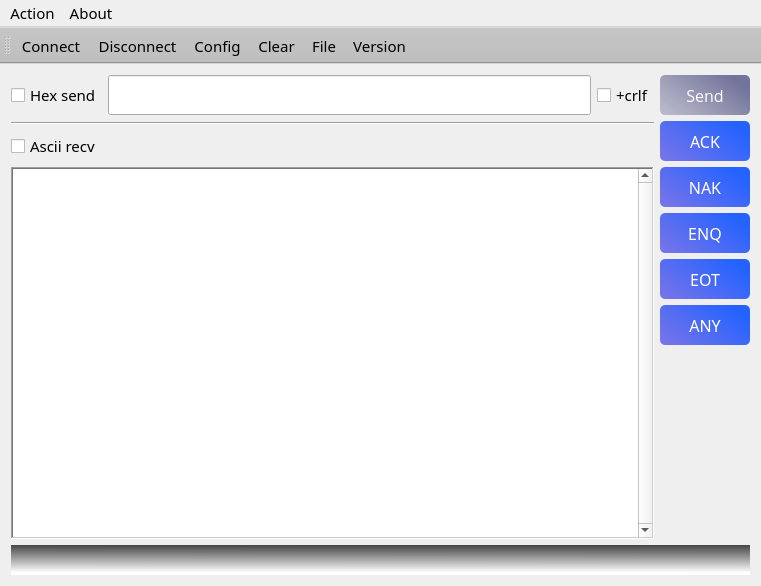
Above: mainwindow.ui from salara1960/hexSerial before the change. Below: the same form after it.
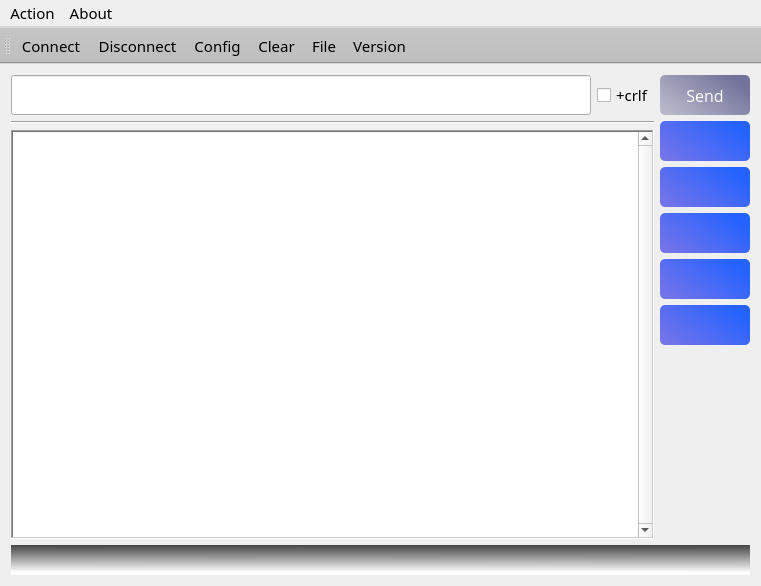
That is the form after the change. Icons and pictures are not drawn.

Commit message: Major changes : add speed_button_send

Diff of the .ui file:
```diff
--- a/mainwindow.ui
+++ b/mainwindow.ui
@@ -23,13 +23,6 @@
   <widget class="QWidget" name="centralWidget">
    <layout class="QGridLayout" name="gridLayout">
     <item row="0" column="0">
-     <widget class="QCheckBox" name="hexBox">
-      <property name="text">
-       <string>Hex send</string>
-      </property>
-     </widget>
-    </item>
-    <item row="0" column="1">
      <widget class="QLineEdit" name="stx">
       <property name="minimumSize">
        <size>
@@ -52,14 +45,14 @@
       </property>
      </widget>
     </item>
-    <item row="0" column="2">
+    <item row="0" column="1">
      <widget class="QCheckBox" name="crlfBox">
       <property name="text">
        <string>+crlf</string>
       </property>
      </widget>
     </item>
-    <item row="0" column="3">
+    <item row="0" column="2">
      <widget class="QPushButton" name="answer">
       <property name="enabled">
        <bool>true</bool>
@@ -103,14 +96,14 @@
       </property>
      </widget>
     </item>
-    <item row="1" column="0" colspan="3">
+    <item row="1" column="0" colspan="2">
      <widget class="Line" name="line">
       <property name="orientation">
        <enum>Qt::Horizontal</enum>
       </property>
      </widget>
     </item>
-    <item row="1" column="3" rowspan="2">
+    <item row="1" column="2" rowspan="2">
      <widget class="QPushButton" name="ack">
       <property name="sizePolicy">
        <sizepolicy hsizetype="Fixed" vsizetype="Fixed">
@@ -155,18 +148,11 @@
 background-color:rgb(226, 226, 226)}</string>
       </property>
       <property name="text">
-       <string>ACK</string>
+       <string/>
       </property>
      </widget>
     </item>
-    <item row="2" column="0">
-     <widget class="QCheckBox" name="asciiBox">
-      <property name="text">
-       <string>Ascii recv</string>
-      </property>
-     </widget>
-    </item>
-    <item row="3" column="0" rowspan="5" colspan="3">
+    <item row="2" column="0" rowspan="6" colspan="2">
      <widget class="QTextEdit" name="log">
       <property name="font">
        <font>
@@ -183,7 +169,7 @@
       </property>
      </widget>
     </item>
-    <item row="3" column="3">
+    <item row="3" column="2">
      <widget class="QPushButton" name="nak">
       <property name="sizePolicy">
        <sizepolicy hsizetype="Fixed" vsizetype="Fixed">
@@ -229,11 +215,11 @@
 background-color:rgb(226, 226, 226)}</string>
       </property>
       <property name="text">
-       <string>NAK</string>
+       <string/>
       </property>
      </widget>
     </item>
-    <item row="4" column="3">
+    <item row="4" column="2">
      <widget class="QPushButton" name="enq">
       <property name="sizePolicy">
        <sizepolicy hsizetype="Fixed" vsizetype="Fixed">
@@ -278,11 +264,11 @@
 background-color:rgb(226, 226, 226)}</string>
       </property>
       <property name="text">
-       <string>ENQ</string>
+       <string/>
       </property>
      </widget>
     </item>
-    <item row="5" column="3">
+    <item row="5" column="2">
      <widget class="QPushButton" name="eot">
       <property name="sizePolicy">
        <sizepolicy hsizetype="Fixed" vsizetype="Fixed">
@@ -327,11 +313,11 @@
 background-color:rgb(226, 226, 226)}</string>
       </property>
       <property name="text">
-       <string>EOT</string>
+       <string/>
       </property>
      </widget>
     </item>
-    <item row="6" column="3">
+    <item row="6" column="2">
      <widget class="QPushButton" name="any">
       <property name="sizePolicy">
        <sizepolicy hsizetype="Fixed" vsizetype="Fixed">
@@ -376,11 +362,11 @@
 background-color:rgb(226, 226, 226)}</string>
       </property>
       <property name="text">
-       <string>ANY</string>
+       <string/>
       </property>
      </widget>
     </item>
-    <item row="7" column="3">
+    <item row="7" column="2">
      <spacer name="verticalSpacer">
       <property name="orientation">
        <enum>Qt::Vertical</enum>
@@ -393,7 +379,7 @@
       </property>
      </spacer>
     </item>
-    <item row="8" column="0" colspan="4">
+    <item row="8" column="0" colspan="3">
      <widget class="QLabel" name="status">
       <property name="minimumSize">
        <size>
```
The commit also changes 5 other files.
